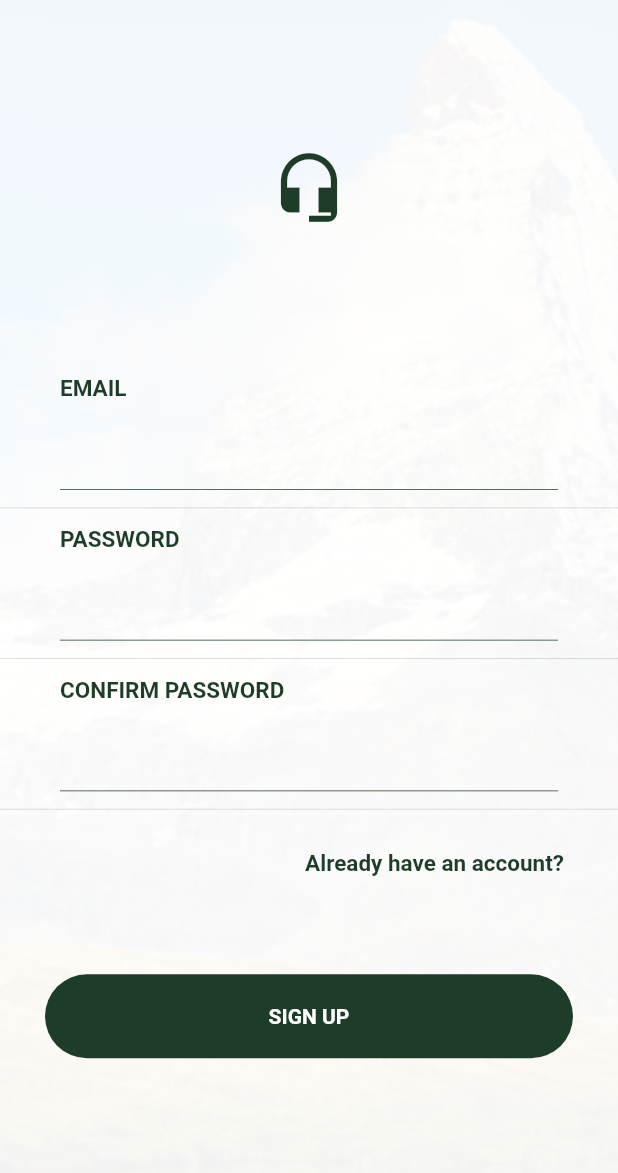
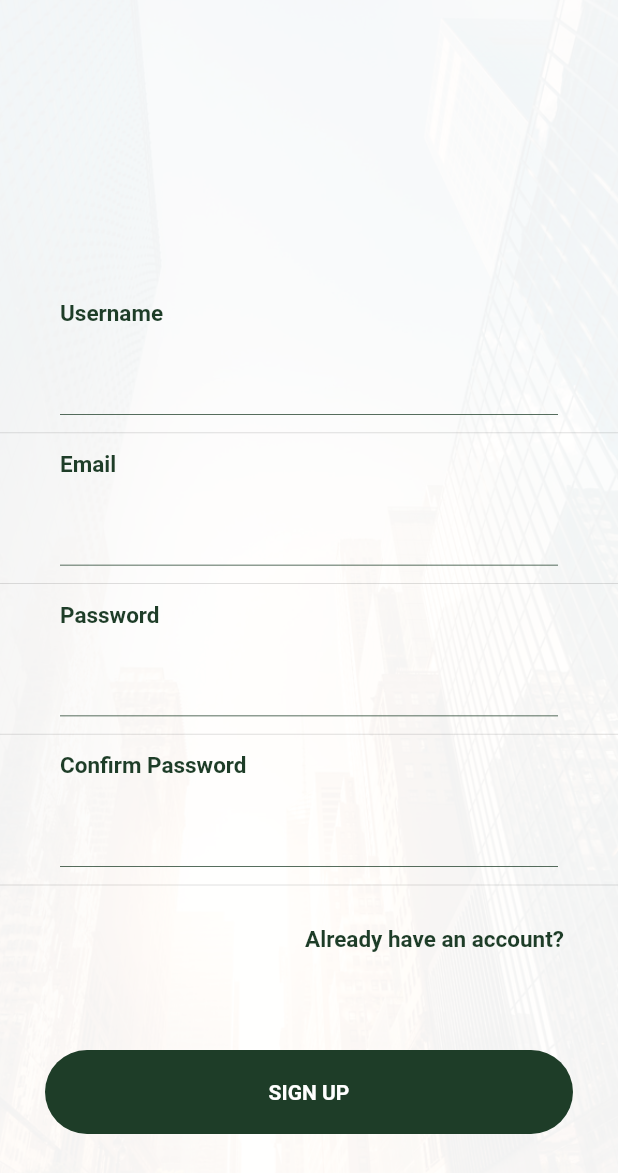
Before and after one commit to AtumaKen/login_test, a Flutter app: the screen it shows after launch, swiped to page 3, on a phone screen of 412 x 824 dp. Shown: the top 1173 px of the screen. Run offline on Flutter 3.47's test engine with Material 2 defaults, Android fonts, the phone set to English and light mode, and no system bars.

```diff
--- a/lib/screens/auth_home.dart
+++ b/lib/screens/auth_home.dart
@@ -31,7 +31,7 @@ class HomePage extends StatelessWidget {
           color: AppTheme.nearlyWhite,
           image: DecorationImage(
             colorFilter: ColorFilter.mode(
-                Colors.black.withOpacity(0.1), BlendMode.dstATop),
+                Colors.black.withOpacity(0.1), BlendMode.dst),
             image: AssetImage('assets/images/mountains.jpg'),
             fit: BoxFit.cover,
           ),
@@ -41,11 +41,11 @@ class HomePage extends StatelessWidget {
             Container(
               padding: EdgeInsets.only(top: 250.0),
               child: Center(
-                child: Icon(
-                  Icons.headset_mic,
-                  color: AppTheme.easySwitchGreen,
-                  size: 40.0,
-                ),
+                // child: Icon(
+                //   Icons.headset_mic,
+                //   color: AppTheme.easySwitchGreen,
+                //   size: 40.0,
+                // ),
               ),
             ),
             Container(
@@ -54,14 +54,14 @@ class HomePage extends StatelessWidget {
                 mainAxisAlignment: MainAxisAlignment.center,
                 children: <Widget>[
                   Text(
-                    "Awesome",
+                    "Easy",
                     style: TextStyle(
                       color: Colors.white,
                       fontSize: 20.0,
                     ),
                   ),
                   Text(
-                    "App",
+                    "credit",
                     style: TextStyle(
                         color: Colors.white,
                         fontSize: 20.0,
--- a/lib/screens/login_screen.dart
+++ b/lib/screens/login_screen.dart
@@ -22,11 +22,11 @@ class LoginPage extends StatelessWidget {
               Container(
                 padding: EdgeInsets.all(120.0),
                 child: Center(
-                  child: Icon(
-                    Icons.headset_mic,
-                    color: Colors.redAccent,
-                    size: 50.0,
-                  ),
+                  // child: Icon(
+                  //   Icons.headset_mic,
+                  //   color: Colors.redAccent,
+                  //   size: 50.0,
+                  // ),
                 ),
               ),
               Row(
--- a/lib/screens/sign_up_screen.dart
+++ b/lib/screens/sign_up_screen.dart
@@ -31,14 +31,15 @@ class SignupPage extends StatelessWidget {
           ),
           child: Column(
             children: <Widget>[
+
               Container(
                 padding: EdgeInsets.all(100.0),
                 child: Center(
-                  child: Icon(
-                    Icons.headset_mic,
-                    color: AppTheme.easySwitchGreen,
-                    size: 50.0,
-                  ),
+                  // child: Icon(
+                  //   Icons.headset_mic,
+                  //   color: AppTheme.easySwitchGreen,
+                  //   size: 50.0,
+                  // ),
                 ),
               ),
               Row(
@@ -47,7 +48,58 @@ class SignupPage extends StatelessWidget {
                     child: Padding(
                       padding: const EdgeInsets.only(left: 40.0),
                       child: Text(
-                        "EMAIL",
+                        "Username",
+                        style: TextStyle(
+                          fontWeight: FontWeight.bold,
+                          color: AppTheme.easySwitchGreen,
+                          fontSize: 15.0,
+                        ),
+                      ),
+                    ),
+                  ),
+                ],
+              ),
+              Container(
+                width: MediaQuery.of(context).size.width,
+                margin:
+                const EdgeInsets.only(left: 40.0, right: 40.0, top: 10.0),
+                alignment: Alignment.center,
+                decoration: BoxDecoration(
+                  border: Border(
+                    bottom: BorderSide(
+                        color: AppTheme.easySwitchGreen,
+                        width: 0.5,
+                        style: BorderStyle.solid),
+                  ),
+                ),
+                padding: const EdgeInsets.only(left: 0.0, right: 10.0),
+                child: Row(
+                  crossAxisAlignment: CrossAxisAlignment.center,
+                  mainAxisAlignment: MainAxisAlignment.start,
+                  children: <Widget>[
+                    Expanded(
+                      child: TextField(
+                        obscureText: true,
+                        textAlign: TextAlign.left,
+                        decoration: InputDecoration(
+                          border: InputBorder.none,
+                          hintStyle: TextStyle(color: Colors.grey),
+                        ),
+                      ),
+                    ),
+                  ],
+                ),
+              ),
+              Divider(
+                height: 24.0,
+              ),
+              Row(
+                children: <Widget>[
+                  Expanded(
+                    child: Padding(
+                      padding: const EdgeInsets.only(left: 40.0),
+                      child: Text(
+                        "Email",
                         style: TextStyle(
                           fontWeight: FontWeight.bold,
                           color: AppTheme.easySwitchGreen,
@@ -98,7 +150,7 @@ class SignupPage extends StatelessWidget {
                     child: Padding(
                       padding: const EdgeInsets.only(left: 40.0),
                       child: Text(
-                        "PASSWORD",
+                        "Password",
                         style: TextStyle(
                           fontWeight: FontWeight.bold,
                           color: AppTheme.easySwitchGreen,
@@ -149,7 +201,7 @@ class SignupPage extends StatelessWidget {
                     child: Padding(
                       padding: const EdgeInsets.only(left: 40.0),
                       child: Text(
-                        "CONFIRM PASSWORD",
+                        "Confirm Password",
                         style: TextStyle(
                           fontWeight: FontWeight.bold,
                           color: AppTheme.easySwitchGreen,
```
Also changed, not shown: assets/images/mountains.jpeg (deleted), assets/images/mountains.jpg.
